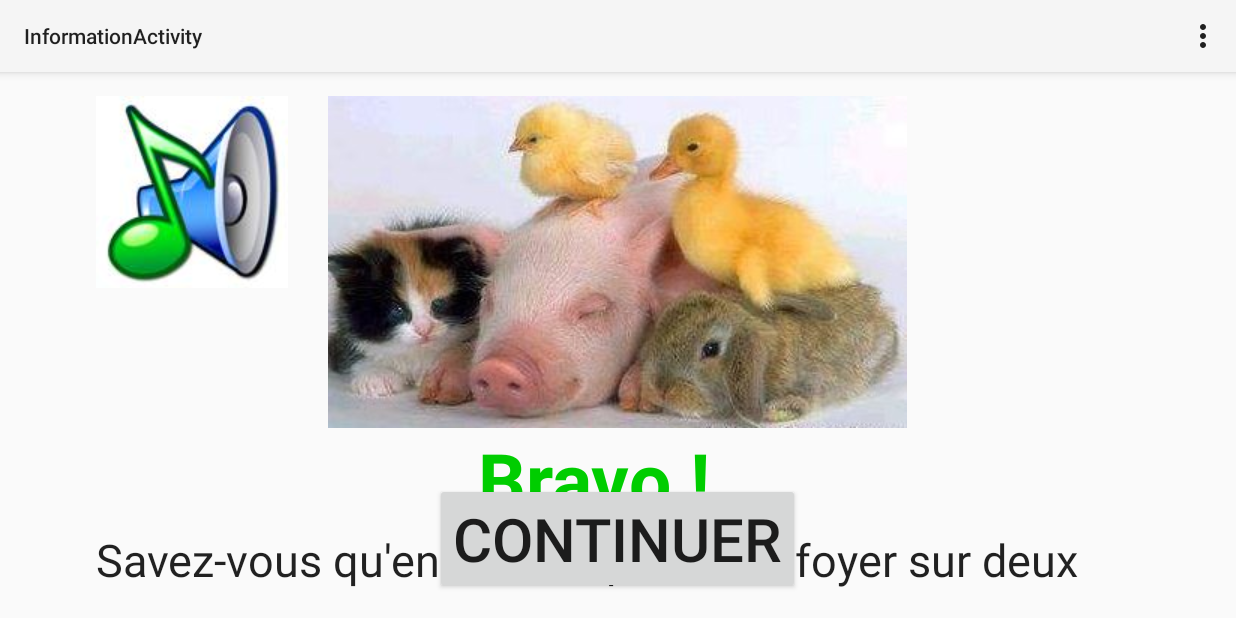
After one commit to cristinapurdea/AideMemoire, an Android app: the InformationActivity screen opened directly, with no data from a screen before it, on a phone screen of 824 x 412 dp (held sideways). The commit adds this screen. Run offline under Robolectric (Android 15) with nearby library versions, the phone set to English and light mode, and no system bars.

Commit message:
information activity

```diff
--- a/TroisSurQuatre/app/src/main/AndroidManifest.xml
+++ b/TroisSurQuatre/app/src/main/AndroidManifest.xml
@@ -11,18 +11,24 @@
             android:name=".MainActivity"
             android:label="@string/app_name"
             android:screenOrientation="landscape" >
-
-        </activity>
-        <activity
-            android:name=".HelpActivity"
-            android:label="@string/title_activity_help"
-            android:screenOrientation="landscape" >
             <intent-filter>
                 <action android:name="android.intent.action.MAIN" />
 
                 <category android:name="android.intent.category.LAUNCHER" />
             </intent-filter>
         </activity>
+        <activity
+            android:name=".HelpActivity"
+            android:label="@string/title_activity_help"
+            android:screenOrientation="landscape" >
+
+        </activity>
+        <activity
+            android:name=".InformationActivity"
+            android:label="@string/title_activity_information"
+            android:screenOrientation="landscape">
+
+        </activity>
     </application>
 
 </manifest>
--- /dev/null
+++ b/TroisSurQuatre/app/src/main/java/com/example/bu/troissurquatre/InformationActivity.java
@@ -0,0 +1,39 @@
+package com.example.bu.troissurquatre;
+
+import android.app.Activity;
+import android.os.Bundle;
+import android.view.Menu;
+import android.view.MenuItem;
+
+
+public class InformationActivity extends Activity {
+
+    @Override
+    protected void onCreate(Bundle savedInstanceState) {
+        super.onCreate(savedInstanceState);
+        setContentView(R.layout.activity_information);
+    }
+
+
+    @Override
+    public boolean onCreateOptionsMenu(Menu menu) {
+        // Inflate the menu; this adds items to the action bar if it is present.
+        getMenuInflater().inflate(R.menu.menu_information, menu);
+        return true;
+    }
+
+    @Override
+    public boolean onOptionsItemSelected(MenuItem item) {
+        // Handle action bar item clicks here. The action bar will
+        // automatically handle clicks on the Home/Up button, so long
+        // as you specify a parent activity in AndroidManifest.xml.
+        int id = item.getItemId();
+
+        //noinspection SimplifiableIfStatement
+        if (id == R.id.action_settings) {
+            return true;
+        }
+
+        return super.onOptionsItemSelected(item);
+    }
+}
--- /dev/null
+++ b/TroisSurQuatre/app/src/main/res/layout/activity_information.xml
@@ -0,0 +1,64 @@
+<RelativeLayout xmlns:android="http://schemas.android.com/apk/res/android"
+    xmlns:tools="http://schemas.android.com/tools" android:layout_width="match_parent"
+    android:layout_height="match_parent" android:paddingLeft="@dimen/activity_horizontal_margin"
+    android:paddingRight="@dimen/activity_horizontal_margin"
+    android:paddingTop="@dimen/activity_vertical_margin"
+    android:paddingBottom="@dimen/activity_vertical_margin"
+    tools:context="com.example.bu.troissurquatre.InformationActivity">
+
+    <ImageView
+        android:layout_width="wrap_content"
+        android:layout_height="wrap_content"
+        android:id="@+id/imageView2"
+        android:background="@drawable/info_img"
+        android:layout_alignParentTop="true"
+        android:layout_centerHorizontal="true"
+        android:maxWidth="300dp" />
+
+    <TextView
+        android:layout_width="wrap_content"
+        android:layout_height="wrap_content"
+        android:textAppearance="?android:attr/textAppearanceLarge"
+        android:text="Bravo !"
+        android:id="@+id/textView4"
+        android:layout_alignRight="@+id/imageView2"
+        android:layout_alignEnd="@+id/imageView2"
+        android:textSize="50dp"
+        android:layout_below="@+id/imageView2"
+        android:textAlignment="center"
+        android:layout_alignLeft="@+id/imageView2"
+        android:layout_alignStart="@+id/imageView2"
+        android:textColor="#00CD00"
+        android:textStyle="bold"
+        android:paddingStart="100dp" />
+
+    <TextView
+        android:layout_width="wrap_content"
+        android:layout_height="wrap_content"
+        android:textAppearance="?android:attr/textAppearanceLarge"
+        android:text="Savez-vous qu&apos;en France, plus d&apos;un foyer sur deux possède un animal de compagnie ? \n La France occupe la 1ere place des possesseurs d&apos;animaux de compagnie en Europe"
+        android:id="@+id/textView5"
+        android:textSize="30dp"
+        android:layout_below="@+id/textView4"
+        android:layout_centerHorizontal="true" />
+
+    <Button
+        android:layout_width="wrap_content"
+        android:layout_height="wrap_content"
+        android:text="Continuer"
+        android:id="@+id/button"
+        android:layout_alignParentBottom="true"
+        android:layout_centerHorizontal="true"
+        android:color="#FFE303"
+        android:textSize="40dp" />
+
+    <ImageButton
+        android:layout_width="wrap_content"
+        android:layout_height="wrap_content"
+        android:id="@+id/imageButton2"
+        android:layout_alignParentTop="true"
+        android:layout_alignParentLeft="true"
+        android:layout_alignParentStart="true"
+        android:background="@drawable/sound" />
+
+</RelativeLayout>
--- /dev/null
+++ b/TroisSurQuatre/app/src/main/res/menu/menu_information.xml
@@ -0,0 +1,6 @@
+<menu xmlns:android="http://schemas.android.com/apk/res/android"
+    xmlns:tools="http://schemas.android.com/tools"
+    tools:context="com.example.bu.troissurquatre.InformationActivity">
+    <item android:id="@+id/action_settings" android:title="@string/action_settings"
+        android:orderInCategory="100" android:showAsAction="never" />
+</menu>
--- a/TroisSurQuatre/app/src/main/res/values/strings.xml
+++ b/TroisSurQuatre/app/src/main/res/values/strings.xml
@@ -5,5 +5,6 @@
     <string name="hello_world">Hello world!</string>
     <string name="action_settings">Settings</string>
     <string name="title_activity_help">HelpActivity</string>
+    <string name="title_activity_information">InformationActivity</string>
 
 </resources>
```
Also changed, not shown: TroisSurQuatre/app/src/main/res/drawable/info_img.jpg (added), TroisSurQuatre/app/src/main/res/drawable/sound.jpg (added).
